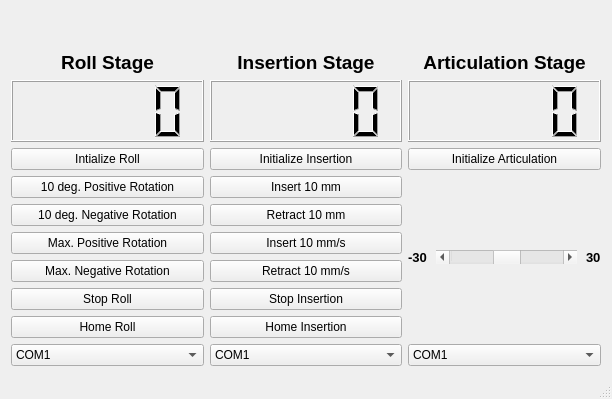
The window that src/RobotControlGUI/robotcontrol.ui (josephgreer/ultrasteer) describes before a commit, drawn with Qt 5.
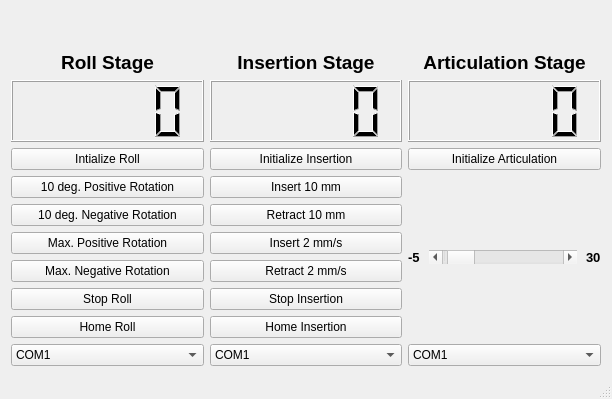
The same window after the commit.

The edit to the form file:
```diff
--- a/src/RobotControlGUI/robotcontrol.ui
+++ b/src/RobotControlGUI/robotcontrol.ui
@@ -191,14 +191,14 @@
         <item>
          <widget class="QPushButton" name="insertPosVel">
           <property name="text">
-           <string>Insert 10 mm/s</string>
+           <string>Insert 2 mm/s</string>
           </property>
          </widget>
         </item>
         <item>
          <widget class="QPushButton" name="insertNegVel">
           <property name="text">
-           <string>Retract 10 mm/s</string>
+           <string>Retract 2 mm/s</string>
           </property>
          </widget>
         </item>
@@ -239,17 +239,17 @@
            </font>
           </property>
           <property name="text">
-           <string>-30</string>
+           <string>-5</string>
           </property>
          </widget>
         </item>
         <item>
          <widget class="QScrollBar" name="articulationScrollBar">
           <property name="minimum">
-           <number>-30</number>
+           <number>-5</number>
           </property>
           <property name="maximum">
-           <number>30</number>
+           <number>90</number>
           </property>
           <property name="orientation">
            <enum>Qt::Horizontal</enum>
```
